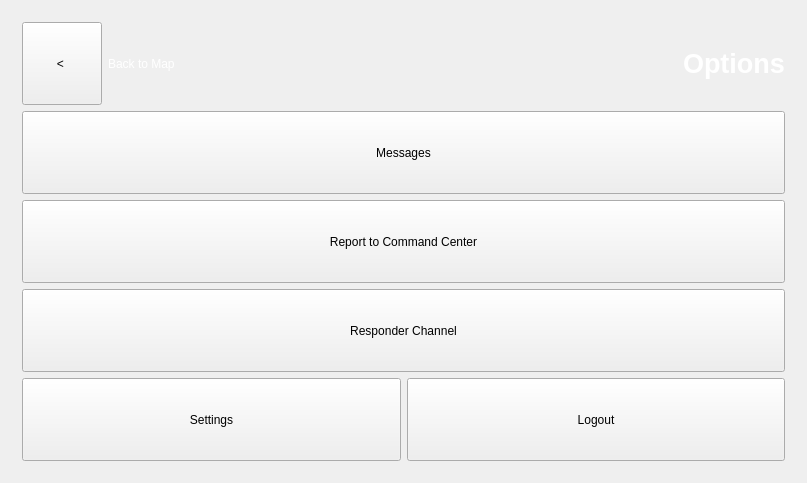
Old version of the form gui/mainwindow.ui in the repository XinChen96/Emergency-Response-System.
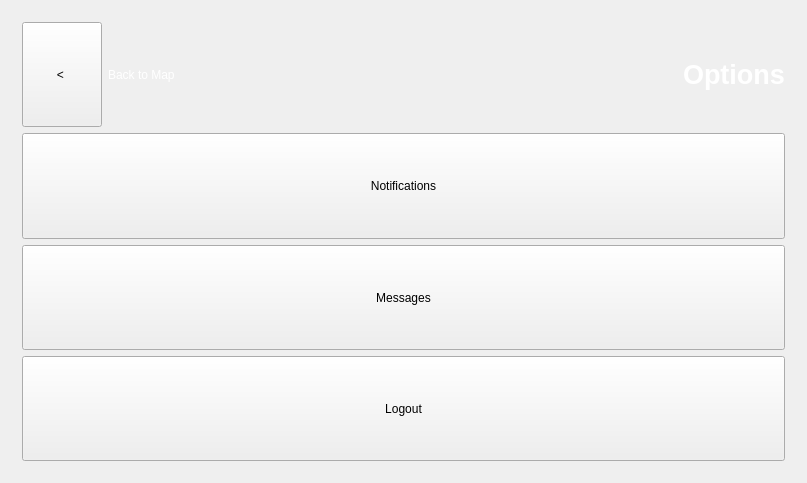
New version of the form. The open tabs and pages were chosen to show the change. Icons and pictures are not drawn.

Commit message: Fixed GUI so users see the correct items. Also fixed the error with the simulation db (which was just an error with the creation of the DB itself).

Diff of the .ui file:
```diff
--- a/gui/mainwindow.ui
+++ b/gui/mainwindow.ui
@@ -2460,6 +2460,19 @@
           </item>
          </layout>
         </item>
+        <item>
+         <widget class="QPushButton" name="notifMenu">
+          <property name="sizePolicy">
+           <sizepolicy hsizetype="Minimum" vsizetype="Preferred">
+            <horstretch>0</horstretch>
+            <verstretch>0</verstretch>
+           </sizepolicy>
+          </property>
+          <property name="text">
+           <string>Notifications</string>
+          </property>
+         </widget>
+        </item>
         <item>
          <widget class="QPushButton" name="messageG">
           <property name="sizePolicy">
@@ -2473,47 +2486,8 @@
           </property>
          </widget>
         </item>
-        <item>
-         <widget class="QPushButton" name="reportG">
-          <property name="sizePolicy">
-           <sizepolicy hsizetype="Minimum" vsizetype="Preferred">
-            <horstretch>0</horstretch>
-            <verstretch>0</verstretch>
-           </sizepolicy>
-          </property>
-          <property name="text">
-           <string>Report to Command Center</string>
-          </property>
-         </widget>
-        </item>
-        <item>
-         <widget class="QPushButton" name="responderChannelG">
-          <property name="sizePolicy">
-           <sizepolicy hsizetype="Minimum" vsizetype="Preferred">
-            <horstretch>0</horstretch>
-            <verstretch>0</verstretch>
-           </sizepolicy>
-          </property>
-          <property name="text">
-           <string>Responder Channel</string>
-          </property>
-         </widget>
-        </item>
         <item>
          <layout class="QHBoxLayout" name="horizontalLayout_29">
-          <item>
-           <widget class="QPushButton" name="settingsG">
-            <property name="sizePolicy">
-             <sizepolicy hsizetype="Minimum" vsizetype="Preferred">
-              <horstretch>0</horstretch>
-              <verstretch>0</verstretch>
-             </sizepolicy>
-            </property>
-            <property name="text">
-             <string>Settings</string>
-            </property>
-           </widget>
-          </item>
           <item>
            <widget class="QPushButton" name="logoutG">
             <property name="sizePolicy">
```
Left out of the diff: 2 changed lines with no effect on the pictures. The commit also changes 3 other files.
